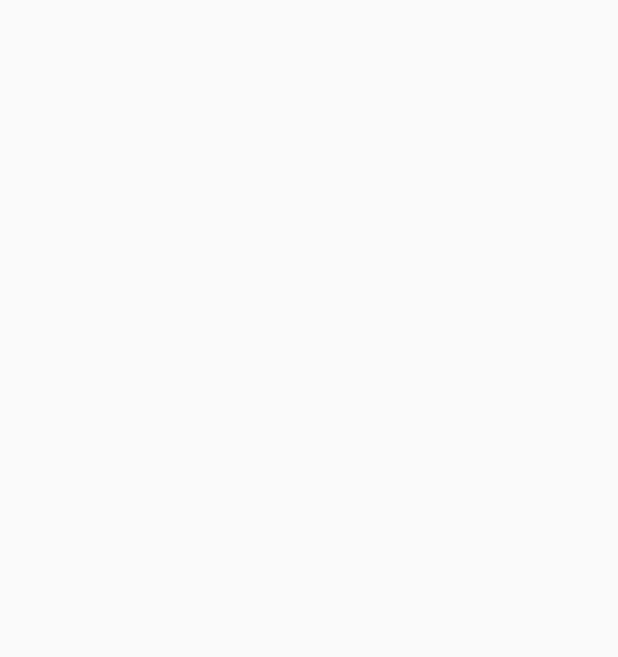
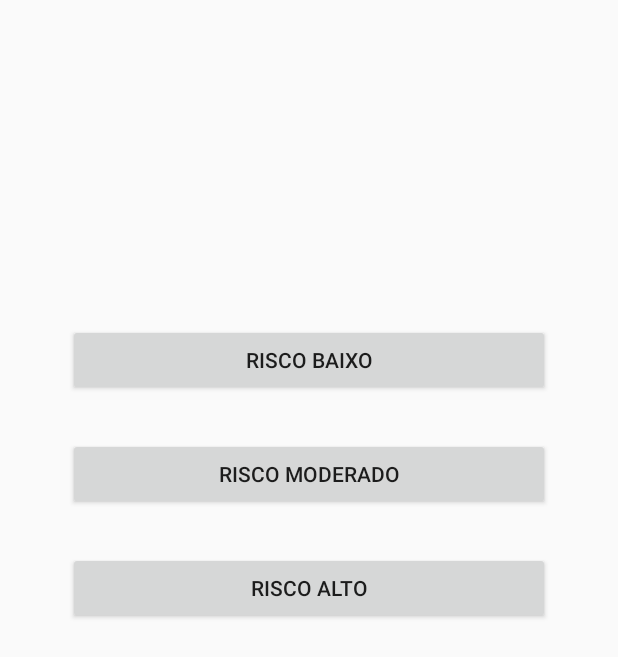
Before and after one commit to brunocmo/Learn-2-Invest, an Android app: the DisplayMessageActivity screen opened directly, with no data from a screen before it, on a phone screen of 412 x 824 dp. Before the commit the part shown is empty. Shown: the top 657 px of the screen. Run offline under Robolectric (Android 15) with nearby library versions, the phone set to English and light mode, and no system bars.

Commit message:
Portifolio(Exemplos) 2.

```diff
--- a/telamain/src/main/res/layout/activity_display_message.xml
+++ b/telamain/src/main/res/layout/activity_display_message.xml
@@ -7,4 +7,28 @@
         android:layout_height="match_parent"
         tools:context=".DisplayMessageActivity" tools:layout_editor_absoluteY="25dp">
 
+    <Button
+            android:text="@string/button_low"
+            android:layout_width="321dp"
+            android:layout_height="0dp"
+            android:id="@+id/button3" app:layout_constraintStart_toStartOf="parent"
+            app:layout_constraintEnd_toEndOf="parent" app:layout_constraintTop_toTopOf="parent"
+            android:layout_marginTop="216dp" android:onClick="goLowrisk"/>
+    <Button
+            android:text="@string/button_high"
+            android:layout_width="321dp"
+            android:layout_height="wrap_content"
+            android:id="@+id/button4"
+            android:layout_marginTop="28dp"
+            app:layout_constraintTop_toBottomOf="@+id/button5" app:layout_constraintStart_toStartOf="parent"
+            app:layout_constraintEnd_toEndOf="parent" android:onClick="goHighrisk"/>
+    <Button
+            android:text="@string/button_moderate"
+            android:layout_width="321dp"
+            android:layout_height="wrap_content"
+            android:id="@+id/button5" app:layout_constraintEnd_toEndOf="parent"
+            app:layout_constraintStart_toStartOf="parent"
+            android:layout_marginTop="28dp"
+            app:layout_constraintTop_toBottomOf="@+id/button3" app:layout_constraintHorizontal_bias="0.498"
+            android:onClick="goModeraterisk"/>
 </android.support.constraint.ConstraintLayout>
--- a/telamain/src/main/res/values/strings.xml
+++ b/telamain/src/main/res/values/strings.xml
@@ -7,4 +7,13 @@
     <string name="button_sim">Simulação</string>
     <string name="edit_periodo">Período</string>
     <string name="edit_messsage">"Montante "</string>
+    <string name="button_low">Risco baixo</string>
+    <string name="button_moderate">Risco moderado</string>
+    <string name="button_high">Risco Alto</string>
+    <string name="button_low_one">Portifólio 1</string>
+    <string name="button_low_two">Portifólio 2</string>
+    <string name="button_low_three">Portifólio 3</string>
+    <string name="button_low_four">Portifólio 4</string>
+    <string name="button_low_five">Portifólio 5</string>
+    <string name="button_low_six">Portifólio 6</string>
 </resources>
```
Also changed, not shown: telamain/src/main/AndroidManifest.xml (+11 -7 lines), telamain/src/main/java/com/a3s/learn2invest/DisplayMessageActivity.java (+16 -0 lines), telamain/src/main/java/com/a3s/learn2invest/HighRisk.java (added, +13 -0 lines), telamain/src/main/java/com/a3s/learn2invest/LowRisk.java (added, +17 -0 lines), telamain/src/main/java/com/a3s/learn2invest/ModerateRisk.java (added, +13 -0 lines), telamain/src/main/res/layout/activity_high_risk.xml (added, +53 -0 lines), telamain/src/main/res/layout/activity_low_risk.xml (added, +52 -0 lines), telamain/src/main/res/layout/activity_moderate_risk.xml (added, +53 -0 lines).
